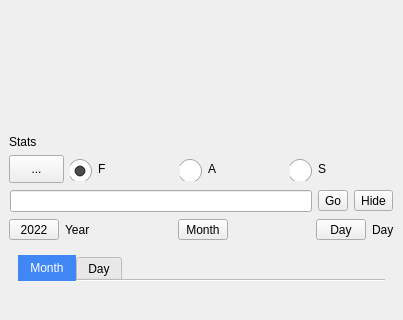
The window that mainwindow.ui (ic005k/Knot-Legacy) describes before a commit, drawn with Qt 5; both pictures show x 0 to 403 and y 146 to 466 of the 403 by 670 pixel window.
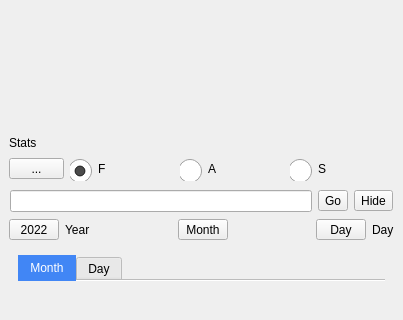
The same window after the commit. Icons and pictures are not drawn.

```diff
--- a/mainwindow.ui
+++ b/mainwindow.ui
@@ -275,6 +275,12 @@
     </item>
     <item row="3" column="0">
      <widget class="QFrame" name="frame_cw">
+      <property name="minimumSize">
+       <size>
+        <width>0</width>
+        <height>0</height>
+       </size>
+      </property>
       <property name="frameShape">
        <enum>QFrame::NoFrame</enum>
       </property>
@@ -292,7 +298,7 @@
         <number>0</number>
        </property>
        <property name="bottomMargin">
-        <number>0</number>
+        <number>2</number>
        </property>
        <item row="0" column="0">
         <layout class="QHBoxLayout" name="horizontalLayout_2">
@@ -301,7 +307,7 @@
            <property name="minimumSize">
             <size>
              <width>55</width>
-             <height>28</height>
+             <height>0</height>
             </size>
            </property>
            <property name="text">
```
